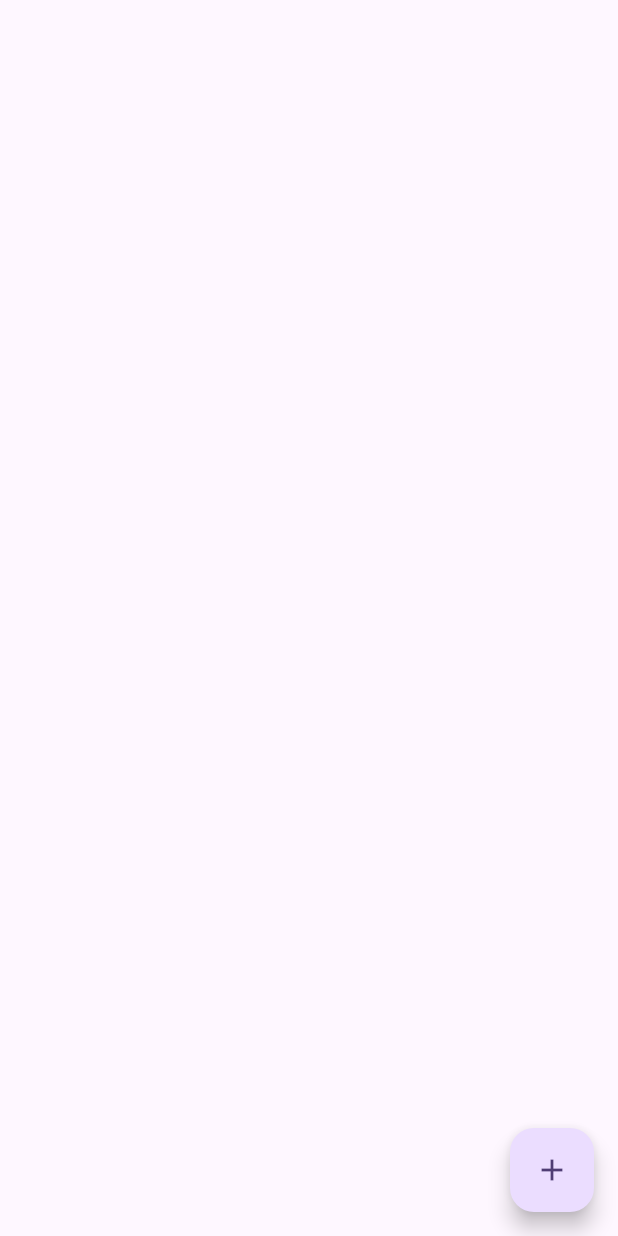
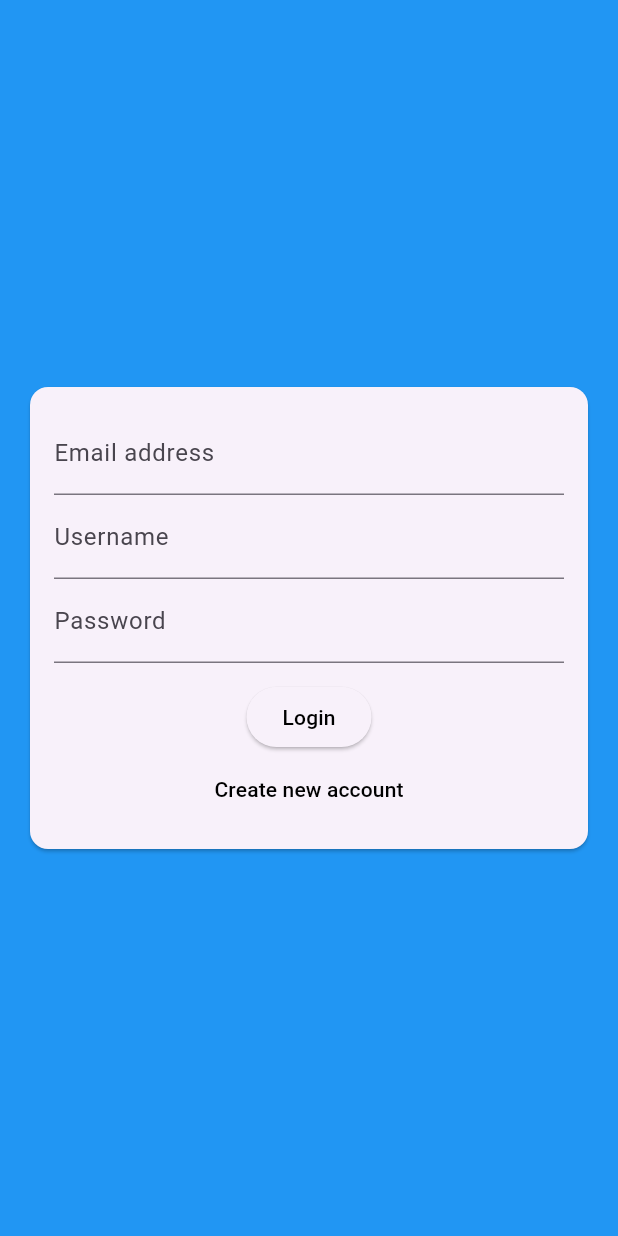
Before and after one commit to AyushSingh4321/chatApp, a Flutter app: the screen it shows after launch, on a phone screen of 412 x 824 dp. Run offline on Flutter 3.47's test engine with Material 3 defaults, Android fonts, the phone set to English and light mode, and no system bars; our stand-ins replace cloud_firestore, firebase_core; accounts and stored records are empty.

Commit message:
addedBasicAuthenticationScreen

```diff
--- a/lib/main.dart
+++ b/lib/main.dart
@@ -1,3 +1,4 @@
+import './screens/auth_screen.dart';
 import './screens/chat_screen.dart';
 import 'package:flutter/material.dart';
 import 'package:firebase_core/firebase_core.dart';
@@ -19,7 +20,7 @@ class MyApp extends StatelessWidget {
         colorScheme: ColorScheme.fromSeed(seedColor: Colors.deepPurple),
         useMaterial3: true,
       ),
-      home: ChatScreen(),
+      home: AuthScreen(),
     );
   }
 }
--- a/lib/screens/auth_screen.dart
+++ b/lib/screens/auth_screen.dart
@@ -0,0 +1,19 @@
+import '../widgets/auth/auth_form.dart';
+import 'package:flutter/material.dart';
+
+class AuthScreen extends StatefulWidget {
+  const AuthScreen({super.key});
+
+  @override
+  State<AuthScreen> createState() => _AuthScreenState();
+}
+
+class _AuthScreenState extends State<AuthScreen> {
+  @override
+  Widget build(BuildContext context) {
+    return Scaffold(
+      backgroundColor: Colors.blue,
+      body: AuthForm(),
+    );
+  }
+}
--- /dev/null
+++ b/lib/widgets/auth/auth_form.dart
@@ -0,0 +1,62 @@
+import 'package:flutter/material.dart';
+
+class AuthForm extends StatefulWidget {
+  const AuthForm({super.key});
+
+  @override
+  State<AuthForm> createState() => _AuthFormState();
+}
+
+class _AuthFormState extends State<AuthForm> {
+  @override
+  Widget build(BuildContext context) {
+    return Center(
+      child: Card(
+        margin: EdgeInsets.all(20),
+        child: SingleChildScrollView(
+          child: Padding(
+            padding: EdgeInsets.all(16),
+            child: Form(
+              child: Column(
+                mainAxisSize: MainAxisSize.min,
+                children: [
+                  TextFormField(
+                    keyboardType: TextInputType.emailAddress,
+                    decoration: InputDecoration(
+                      labelText: 'Email address',
+                    ),
+                  ),
+                  TextFormField(
+                    decoration: InputDecoration(
+                      labelText: 'Username',
+                    ),
+                  ),
+                  TextFormField(
+                    decoration: InputDecoration(
+                      labelText: 'Password',
+                    ),
+                    obscureText: true,
+                  ),
+                  SizedBox(
+                    height: 12,
+                  ),
+                  ElevatedButton(
+                    child: Text('Login',style: TextStyle(color: Colors.black),),
+                    onPressed: () {},
+                  ),
+                  TextButton(
+                    child: Text(
+                      'Create new account',
+                      style: TextStyle(color: Colors.black),
+                    ),
+                    onPressed: () {},
+                  ),
+                ],
+              ),
+            ),
+          ),
+        ),
+      ),
+    );
+  }
+}
```
